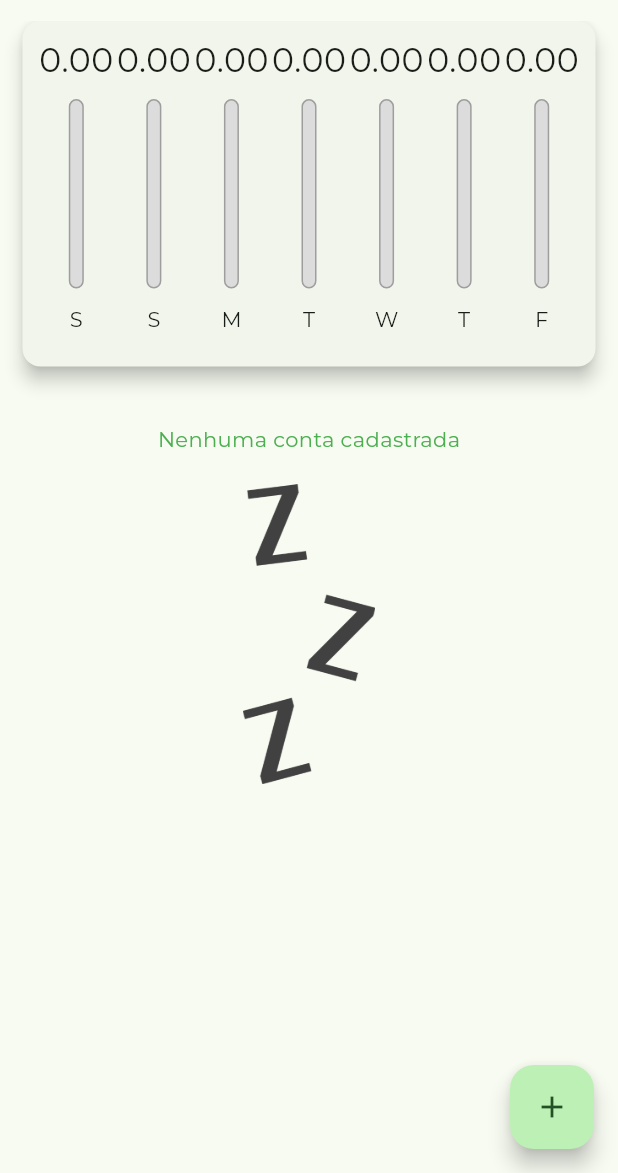
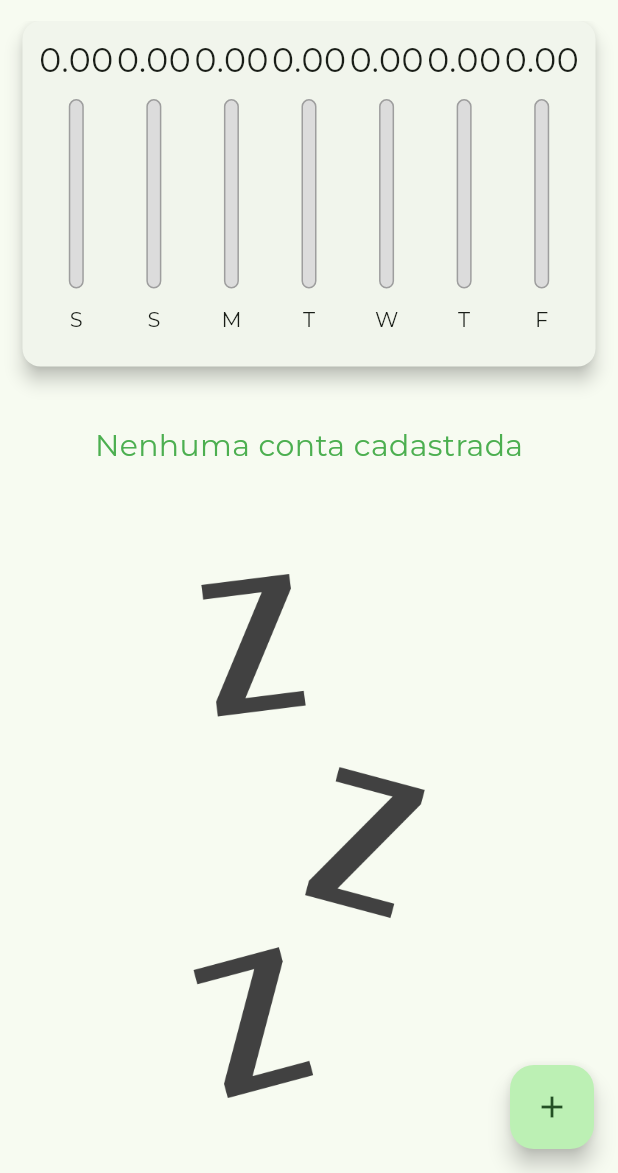
Before and after one commit to PedroGoncalves-Dev/Despesas-flutter, a Flutter app: the screen it shows after launch, on a phone screen of 412 x 824 dp, the part 63-1236 px from its top. Run offline on Flutter 3.47's test engine with Material 3 defaults, Android fonts, the phone set to English and light mode, and no system bars; project files that could hold a hidden picture were left out.

Commit message:
colocando um switch e fazendo uma condição para mostrar no modo landscape com responsividade

```diff
--- a/lib/components/transaction_list.dart
+++ b/lib/components/transaction_list.dart
@@ -10,19 +10,35 @@ class TransactionList extends StatelessWidget {
 
   @override
   Widget build(BuildContext context) {
+    bool isLandscape =
+        MediaQuery.of(context).orientation == Orientation.landscape;
+
     return transactions.isEmpty
-        ? Column(
+        ? LayoutBuilder(
+            builder: (ctx, constraints) {
+              return Column(
                 children: [
-              Text(
+                  SizedBox(
+                    height: constraints.maxHeight * 0.1,
+                    child: Text(
                       'Nenhuma conta cadastrada',
-                style: TextStyle(color: Theme.of(context).primaryColor),
+                      style: TextStyle(
+                        color: Theme.of(context).primaryColor,
+                        fontSize: 20,
                       ),
-              const SizedBox(
-                height: 20,
+                    ),
                   ),
                   SizedBox(
-                  height: 200, child: Image.asset('assets/images/waiting.png'))
+                    height: constraints.maxHeight * 0.1,
+                  ),
+                  SizedBox(
+                      height: !isLandscape
+                          ? constraints.maxHeight * 0.7
+                          : constraints.maxHeight * 0.8,
+                      child: Image.asset('assets/images/waiting.png'))
                 ],
+              );
+            },
           )
         : SizedBox(
             height: 300, // Defina a altura desejada
```
Lines whose indentation alone changed are shown as unchanged.
